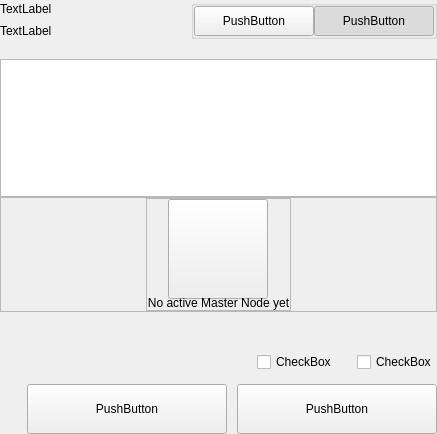
First picture: the form in src/qt/transcendence/settings/forms/settingsmultisendwidget.ui, repository phoenixkonsole/transcendence, before the edit.
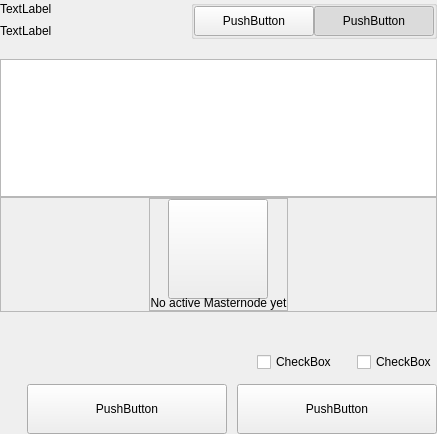
Second picture: the form after the edit.

```diff
--- a/src/qt/transcendence/settings/forms/settingsmultisendwidget.ui
+++ b/src/qt/transcendence/settings/forms/settingsmultisendwidget.ui
@@ -301,7 +301,7 @@
                  <string notr="true"/>
                 </property>
                 <property name="text">
-                 <string>No active Master Node yet</string>
+                 <string>No active Masternode yet</string>
                 </property>
                 <property name="alignment">
                  <set>Qt::AlignCenter</set>
```
